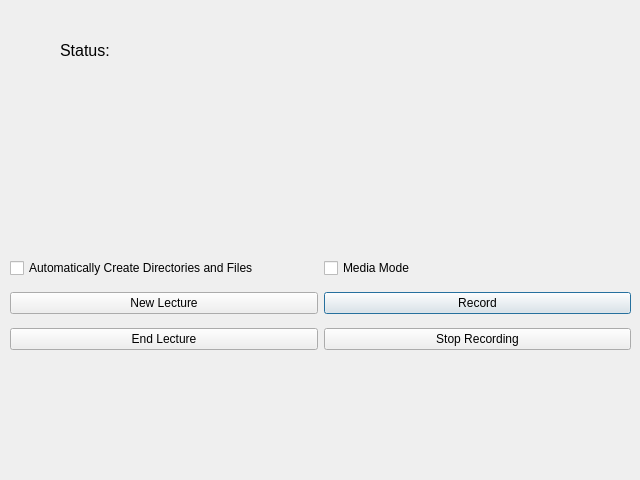
Qt form tcc_gui/tcc_gui/maindialog.ui (raquelrasia/tcc) before a commit.
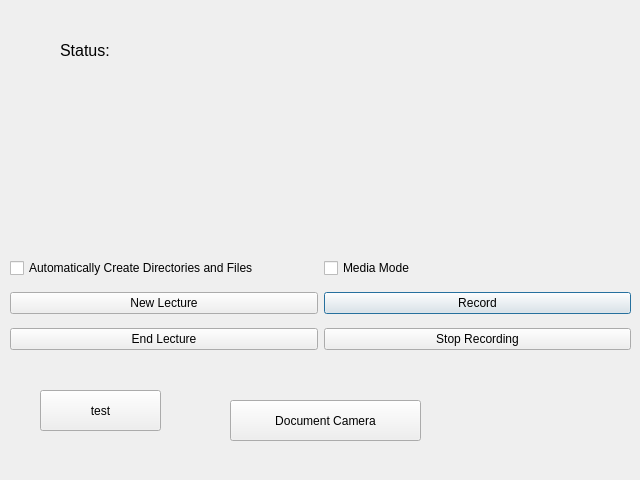
The same form after that commit.

Patch:
```diff
--- a/tcc_gui/tcc_gui/maindialog.ui
+++ b/tcc_gui/tcc_gui/maindialog.ui
@@ -80,6 +80,32 @@
     <string>&lt;html&gt;&lt;head/&gt;&lt;body&gt;&lt;p&gt;&lt;span style=&quot; font-size:12pt;&quot;&gt;Status:&lt;/span&gt;&lt;/p&gt;&lt;/body&gt;&lt;/html&gt;</string>
    </property>
   </widget>
+  <widget class="QPushButton" name="pushButton_5">
+   <property name="geometry">
+    <rect>
+     <x>230</x>
+     <y>400</y>
+     <width>191</width>
+     <height>41</height>
+    </rect>
+   </property>
+   <property name="text">
+    <string>Document Camera</string>
+   </property>
+  </widget>
+  <widget class="QPushButton" name="pushButton_6">
+   <property name="geometry">
+    <rect>
+     <x>40</x>
+     <y>390</y>
+     <width>121</width>
+     <height>41</height>
+    </rect>
+   </property>
+   <property name="text">
+    <string>test</string>
+   </property>
+  </widget>
  </widget>
  <resources/>
  <connections/>
```
